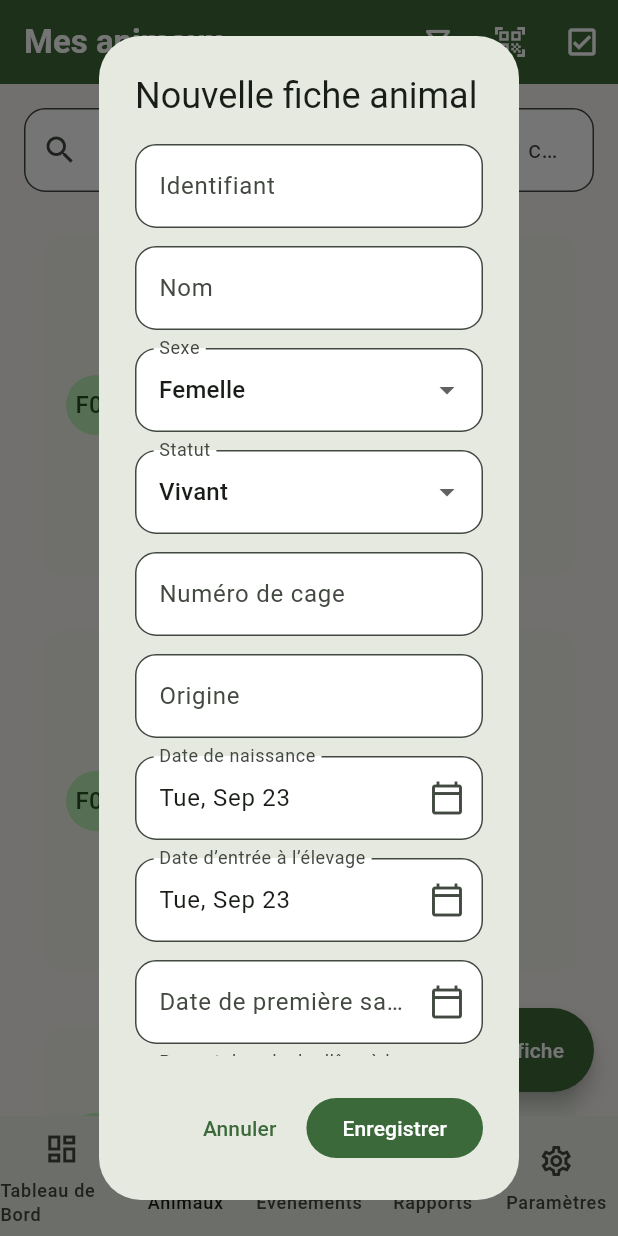
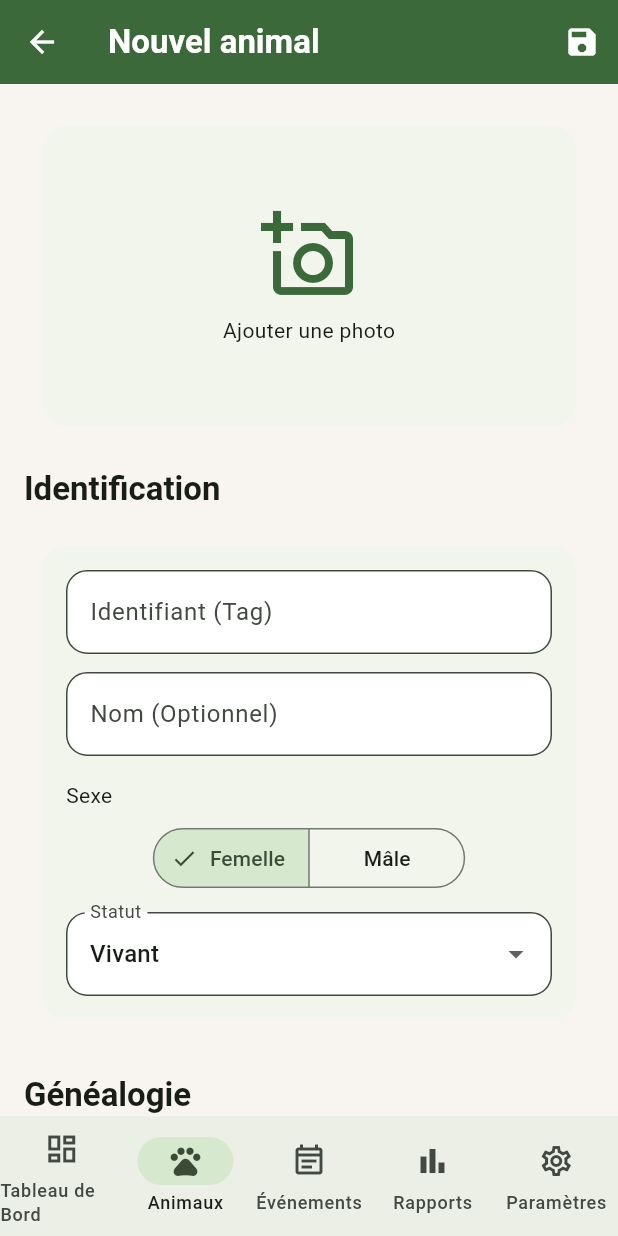
Before and after one commit to zidane123-web/Khodan, a Flutter app: the screen it shows once a user with an empty profile is signed in, item 2 of the bottom bar chosen, after a tap on "Nouvelle fiche", on a phone screen of 412 x 824 dp. Run offline on Flutter 3.47's test engine with Material 3 defaults, Android fonts, the light colour scheme and no system bars; our stand-ins replace equatable, fl_chart, flutter_bloc, go_router, image_picker, printing and 2 more; missing offline and left inert: mobile_scanner; accounts and stored records are empty.

Commit message:
Formulaire:Nouvelle fiche est amélioré

```diff
--- /dev/null
+++ b/lib/features/animals/presentation/screens/animal_form_screen.dart
@@ -0,0 +1,485 @@
+// lib/features/animals/presentation/screens/animal_form_screen.dart
+import 'dart:io';
+import 'package:flutter/material.dart';
+import 'package:flutter_bloc/flutter_bloc.dart';
+import 'package:image_picker/image_picker.dart';
+import '../../../../data/models/animal.dart';
+import '../cubit/animal_cubit.dart';
+
+class AnimalFormScreen extends StatefulWidget {
+  const AnimalFormScreen({super.key, this.animal});
+
+  final Animal? animal;
+
+  @override
+  State<AnimalFormScreen> createState() => _AnimalFormScreenState();
+}
+
+class _AnimalFormScreenState extends State<AnimalFormScreen> {
+  final _formKey = GlobalKey<FormState>();
+  late final TextEditingController _tagController;
+  late final TextEditingController _nameController;
+  late final TextEditingController _cageController;
+  late final TextEditingController _originController;
+
+  late String _selectedSex;
+  late String _selectedStatus;
+  DateTime? _birthDate;
+  DateTime? _entryDate;
+  DateTime? _firstBreedingDate;
+  String? _sireId;
+  String? _damId;
+  XFile? _imageFile;
+
+  @override
+  void initState() {
+    super.initState();
+    _initializeForm(widget.animal);
+  }
+
+  void _initializeForm(Animal? initial) {
+    _tagController = TextEditingController(text: initial?.tagId ?? '');
+    _nameController = TextEditingController(text: initial?.name ?? '');
+    _cageController = TextEditingController(text: initial?.cageNumber ?? '');
+    _originController = TextEditingController(text: initial?.origin ?? '');
+    _selectedSex = initial?.sex ?? 'Femelle';
+    _selectedStatus = initial?.status ?? 'Vivant';
+    _birthDate = initial?.birthDate ?? DateTime.now();
+    _entryDate = initial?.entryDate ?? DateTime.now();
+    _firstBreedingDate = initial?.firstBreedingDate;
+    _sireId = initial?.sireId;
+    _damId = initial?.damId;
+    _imageFile = initial?.imageUrl != null ? XFile(initial!.imageUrl!) : null;
+  }
+
+  @override
+  void dispose() {
+    _tagController.dispose();
+    _nameController.dispose();
+    _cageController.dispose();
+    _originController.dispose();
+    super.dispose();
+  }
+
+  Future<void> _pickImage() async {
+    final ImagePicker picker = ImagePicker();
+    final ImageSource? source = await showModalBottomSheet<ImageSource>(
+      context: context,
+      builder: (BuildContext context) => SafeArea(
+        child: Column(
+          mainAxisSize: MainAxisSize.min,
+          children: <Widget>[
+            ListTile(
+              leading: const Icon(Icons.photo_library),
+              title: const Text('Galerie'),
+              onTap: () => Navigator.of(context).pop(ImageSource.gallery),
+            ),
+            ListTile(
+              leading: const Icon(Icons.camera_alt),
+              title: const Text('Appareil photo'),
+              onTap: () => Navigator.of(context).pop(ImageSource.camera),
+            ),
+          ],
+        ),
+      ),
+    );
+
+    if (source != null) {
+      final XFile? pickedFile = await picker.pickImage(source: source);
+      if (pickedFile != null) {
+        setState(() {
+          _imageFile = pickedFile;
+        });
+      }
+    }
+  }
+
+  Animal? _submit() {
+    if (!_formKey.currentState!.validate()) {
+      return null;
+    }
+
+    // --- Date Validation ---
+    if (_entryDate!.isBefore(_birthDate!)) {
+      ScaffoldMessenger.of(context).showSnackBar(
+        const SnackBar(
+            content: Text(
+                "La date d'entrée ne peut pas être antérieure à la date de naissance.")),
+      );
+      return null;
+    }
+    if (_firstBreedingDate != null &&
+        _firstBreedingDate!.isBefore(_birthDate!)) {
+      ScaffoldMessenger.of(context).showSnackBar(
+        const SnackBar(
+            content: Text(
+                'La date de première saillie ne peut pas être antérieure à la date de naissance.')),
+      );
+      return null;
+    }
+
+    final Animal baseAnimal = widget.animal ??
+        Animal(
+          id: 'animal-${DateTime.now().millisecondsSinceEpoch}',
+          profileId: 'demo-profile', // This should be dynamic in a real app
+          speciesId: 1, // Default to rabbit for now
+          tagId: '',
+          birthDate: _birthDate!,
+          sex: _selectedSex,
+          status: _selectedStatus,
+        );
+
+    final Animal result = baseAnimal.copyWith(
+      tagId: _tagController.text.trim(),
+      name:
+          _nameController.text.trim().isEmpty ? null : _nameController.text.trim(),
+      sex: _selectedSex,
+      status: _selectedStatus,
+      birthDate: _birthDate,
+      entryDate: _entryDate,
+      firstBreedingDate: _firstBreedingDate,
+      cageNumber: _cageController.text.trim().isEmpty
+          ? null
+          : _cageController.text.trim(),
+      origin: _originController.text.trim().isEmpty
+          ? null
+          : _originController.text.trim(),
+      sireId: _sireId,
+      damId: _damId,
+      imageUrl: _imageFile?.path,
+    );
+
+    return result;
+  }
+
+  void _submitAndClose() {
+    final animal = _submit();
+    if (animal != null) {
+      Navigator.of(context).pop(animal);
+    }
+  }
+
+  void _submitAndReset() {
+    final animal = _submit();
+    if (animal != null) {
+      // Add the animal to the state via the cubit
+      if (widget.animal == null) {
+        context.read<AnimalCubit>().createAnimal(animal);
+      } else {
+        context.read<AnimalCubit>().updateAnimal(animal);
+      }
+
+      // Show a confirmation message
+      ScaffoldMessenger.of(context)
+        ..hideCurrentSnackBar()
+        ..showSnackBar(
+          SnackBar(content: Text('${animal.tagId} a été enregistré.')),
+        );
+
+      // Reset the form for a new entry
+      setState(() {
+        _formKey.currentState?.reset();
+        _initializeForm(null); // Reset all fields to default for a new animal
+      });
+    }
+  }
+
+  Future<void> _pickDate(
+      {required DateTime? initialDate,
+      required ValueChanged<DateTime> onSelected}) async {
+    final DateTime now = DateTime.now();
+    final DateTime? result = await showDatePicker(
+      context: context,
+      initialDate: initialDate ?? now,
+      firstDate: DateTime(now.year - 10),
+      lastDate: DateTime(now.year + 1),
+    );
+    if (result != null) {
+      setState(() {
+        onSelected(result);
+      });
+    }
+  }
+
+  @override
+  Widget build(BuildContext context) {
+    final bool isEditing = widget.animal != null;
+    final ThemeData theme = Theme.of(context);
+
+    final allAnimals = context.read<AnimalCubit>().state.allAnimals;
+    final males = allAnimals
+        .where((a) =>
+            a.sex.toLowerCase().contains('mâ') ||
+            a.sex.toLowerCase().contains('mal'))
+        .toList();
+    final females =
+        allAnimals.where((a) => a.sex.toLowerCase().contains('fem')).toList();
+
+    return Scaffold(
+      appBar: AppBar(
+        title: Text(isEditing ? 'Modifier la fiche' : 'Nouvel animal'),
+        actions: [
+          IconButton(
+            icon: const Icon(Icons.save),
+            tooltip: 'Enregistrer',
+            onPressed: _submitAndClose,
+          ),
+        ],
+      ),
+      body: Form(
+        key: _formKey,
+        child: ListView(
+          padding: const EdgeInsets.all(16),
+          children: <Widget>[
+            // --- Section Photo ---
+            GestureDetector(
+              onTap: _pickImage,
+              child: Card(
+                clipBehavior: Clip.antiAlias,
+                child: Container(
+                  height: 200,
+                  width: double.infinity,
+                  child: _imageFile != null
+                      ? Image.file(
+                          File(_imageFile!.path),
+                          fit: BoxFit.cover,
+                        )
+                      : Column(
+                          mainAxisAlignment: MainAxisAlignment.center,
+                          children: [
+                            Icon(Icons.add_a_photo_outlined,
+                                size: 64, color: theme.colorScheme.primary),
+                            const SizedBox(height: 8),
+                            const Text('Ajouter une photo'),
+                          ],
+                        ),
+                ),
+              ),
+            ),
+            const SizedBox(height: 16),
+
+            // --- Section Identification ---
+            Text('Identification', style: theme.textTheme.titleLarge),
+            const SizedBox(height: 12),
+            Card(
+              child: Padding(
+                padding: const EdgeInsets.all(16),
+                child: Column(
+                  children: [
+                    TextFormField(
+                      controller: _tagController,
+                      decoration:
+                          const InputDecoration(labelText: 'Identifiant (Tag)'),
+                      validator: (value) =>
+                          value?.isEmpty ?? true ? 'Champ obligatoire' : null,
+                    ),
+                    const SizedBox(height: 12),
+                    TextFormField(
+                      controller: _nameController,
+                      decoration:
+                          const InputDecoration(labelText: 'Nom (Optionnel)'),
+                    ),
+                    const SizedBox(height: 16),
+                    const Align(
+                      alignment: Alignment.centerLeft,
+                      child: Text('Sexe'),
+                    ),
+                    const SizedBox(height: 8),
+                    SegmentedButton<String>(
+                      segments: const [
+                        ButtonSegment(value: 'Femelle', label: Text('Femelle')),
+                        ButtonSegment(value: 'Mâle', label: Text('Mâle')),
+                      ],
+                      selected: {_selectedSex},
+                      onSelectionChanged: (Set<String> newSelection) {
+                        setState(() {
+                          _selectedSex = newSelection.first;
+                        });
+                      },
+                    ),
+                    const SizedBox(height: 12),
+                    DropdownButtonFormField<String>(
+                      value: _selectedStatus,
+                      decoration: const InputDecoration(labelText: 'Statut'),
+                      items: const [
+                        DropdownMenuItem(
+                            value: 'Vivant', child: Text('Vivant')),
+                        DropdownMenuItem(value: 'Vendu', child: Text('Vendu')),
+                        DropdownMenuItem(value: 'Mort', child: Text('Mort')),
+                        DropdownMenuItem(
+                            value: 'Réformé', child: Text('Réformé')),
+                      ],
+                      onChanged: (String? value) {
+                        if (value != null) {
+                          setState(() => _selectedStatus = value);
+                        }
+                      },
+                    ),
+                  ],
+                ),
+              ),
+            ),
+            const SizedBox(height: 24),
+
+            // --- Section Généalogie ---
+            Text('Généalogie', style: theme.textTheme.titleLarge),
+            const SizedBox(height: 12),
+            Card(
+              child: Padding(
+                padding: const EdgeInsets.all(16),
+                child: Column(
+                  children: [
+                    DropdownButtonFormField<String>(
+                      value: _sireId,
+                      decoration: const InputDecoration(labelText: 'Père (Sire)'),
+                      items: males
+                          .map((animal) => DropdownMenuItem(
+                              value: animal.id, child: Text(animal.tagId)))
+                          .toList(),
+                      onChanged: (value) => setState(() => _sireId = value),
+                    ),
+                    const SizedBox(height: 12),
+                    DropdownButtonFormField<String>(
+                      value: _damId,
+                      decoration: const InputDecoration(labelText: 'Mère (Dam)'),
+                      items: females
+                          .map((animal) => DropdownMenuItem(
+                              value: animal.id, child: Text(animal.tagId)))
+                          .toList(),
+                      onChanged: (value) => setState(() => _damId = value),
+                    ),
+                  ],
+                ),
+              ),
+            ),
+            const SizedBox(height: 24),
+
+            // --- Section Dates et Origine ---
+            Text('Dates et Origine', style: theme.textTheme.titleLarge),
+            const SizedBox(height: 12),
+            Card(
+              child: Padding(
+                padding: const EdgeInsets.all(16),
+                child: Column(
+                  children: [
+                    _DateField(
+                      label: 'Date de naissance',
+                      date: _birthDate,
+                      onTap: () => _pickDate(
+                        initialDate: _birthDate,
+                        onSelected: (date) => _birthDate = date,
+                      ),
+                      validator: (value) =>
+                          value == null ? 'Date obligatoire' : null,
+                    ),
+                    const SizedBox(height: 12),
+                    _DateField(
+                      label: "Date d'entrée",
+                      date: _entryDate,
+                      onTap: () => _pickDate(
+                        initialDate: _entryDate,
+                        onSelected: (date) => _entryDate = date,
+                      ),
+                      validator: (value) =>
+                          value == null ? 'Date obligatoire' : null,
+                    ),
+                    const SizedBox(height: 12),
+                    _DateField(
+                      label: 'Première saillie (Optionnel)',
+                      date: _firstBreedingDate,
+                      onTap: () => _pickDate(
+                        initialDate: _firstBreedingDate,
+                        onSelected: (date) => _firstBreedingDate = date,
+                      ),
+                      validator: (_) => null, // Not required
+                    ),
+                     const SizedBox(height: 12),
+                    TextFormField(
+                      controller: _originController,
+                      decoration:
+                          const InputDecoration(labelText: 'Origine (Optionnel)'),
+                    ),
+                    const SizedBox(height: 12),
+                    TextFormField(
+                      controller: _cageController,
+                      decoration:
+                          const InputDecoration(labelText: 'Cage (Optionnel)'),
+                    ),
+                  ],
+                ),
+              ),
+            ),
+            const SizedBox(height: 24),
+
+            // --- Section Actions ---
+            if (!isEditing) // Show only on new animal screen
+              Row(
+                children: [
+                  Expanded(
+                    child: OutlinedButton.icon(
+                      icon: const Icon(Icons.add),
+                      onPressed: _submitAndReset,
+                      label: const Text('Enregistrer et Ajouter'),
+                    ),
+                  ),
+                  const SizedBox(width: 16),
+                  Expanded(
+                    child: FilledButton(
+                      onPressed: _submitAndClose,
+                      child: const Text('Enregistrer'),
+                    ),
+                  ),
+                ],
+              )
+            else
+              SizedBox(
+                width: double.infinity,
+                child: FilledButton(
+                  onPressed: _submitAndClose,
+                  child: const Text('Enregistrer les modifications'),
+                ),
+              ),
+          ],
+        ),
+      ),
+    );
+  }
+}
+
+// Helper widget for date fields to avoid repetition
+class _DateField extends StatelessWidget {
+  const _DateField({
+    required this.label,
+    required this.date,
+    required this.onTap,
+    this.validator,
+  });
+
+  final String label;
+  final DateTime? date;
+  final VoidCallback onTap;
+  final FormFieldValidator<DateTime?>? validator;
+
+  @override
+  Widget build(BuildContext context) {
+    final MaterialLocalizations localizations =
+        MaterialLocalizations.of(context);
+    return TextFormField(
+      readOnly: true,
+      controller: TextEditingController(
+        text: date != null ? localizations.formatMediumDate(date!) : '',
+      ),
+      decoration: InputDecoration(
+        labelText: label,
+        suffixIcon: const Icon(Icons.calendar_today_outlined),
+      ),
+      onTap: onTap,
+      validator: (value) {
+        if (validator != null) {
+          return validator!(date);
+        }
+        return null;
+      },
+    );
+  }
+}
--- a/lib/features/animals/presentation/screens/animal_list_screen.dart
+++ b/lib/features/animals/presentation/screens/animal_list_screen.dart
@@ -1,3 +1,4 @@
+// lib/features/animals/presentation/screens/animal_list_screen.dart
 import 'package:flutter/material.dart';
 import 'package:flutter_bloc/flutter_bloc.dart';
 
@@ -11,8 +12,8 @@ import '../../../events/presentation/widgets/batch_event_form_dialog.dart';
 import '../../../events/presentation/widgets/breeding_record_form.dart';
 import '../cubit/animal_cubit.dart';
 import '../widgets/animal_card.dart';
-import '../widgets/animal_form_dialog.dart';
 import 'animal_detail_screen.dart';
+import 'animal_form_screen.dart';
 import 'scan_animal_screen.dart';
 
 class AnimalListScreen extends StatelessWidget {
@@ -94,12 +95,21 @@ class _AnimalListViewState extends State<_AnimalListView> {
   }
 
   Future<void> _createAnimal() async {
-    final Animal? newAnimal = await AnimalFormDialog.show(context);
+    // Pass the cubit to the new screen
+    final newAnimal = await Navigator.of(context).push<Animal>(
+      MaterialPageRoute(
+        builder: (_) => BlocProvider.value(
+          value: context.read<AnimalCubit>(),
+          child: const AnimalFormScreen(),
+        ),
+      ),
+    );
+
     if (newAnimal != null && mounted) {
-      await context.read<AnimalCubit>().createAnimal(newAnimal);
-      if (!mounted) {
-        return;
-      }
+      // The create logic is now handled inside the form screen
+      // So we just refresh the list
+      await context.read<AnimalCubit>().fetchAnimals();
+      if (!mounted) return;
       ScaffoldMessenger.of(context).showSnackBar(
         const SnackBar(content: Text('Fiche animal créée.')),
       );
@@ -172,13 +182,20 @@ class _AnimalListViewState extends State<_AnimalListView> {
   }
 
   Future<void> _editAnimal(Animal animal) async {
-    final Animal? updated =
-        await AnimalFormDialog.show(context, initial: animal);
-    if (updated != null && mounted) {
-      await context.read<AnimalCubit>().updateAnimal(updated);
-      if (!mounted) {
-        return;
-      }
+    // Pass the cubit to the new screen
+    final updatedAnimal = await Navigator.of(context).push<Animal>(
+      MaterialPageRoute(
+        builder: (_) => BlocProvider.value(
+          value: context.read<AnimalCubit>(),
+          child: AnimalFormScreen(animal: animal),
+        ),
+      ),
+    );
+    if (updatedAnimal != null && mounted) {
+      // The update logic is now handled inside the form screen
+      // So we just refresh the list
+      await context.read<AnimalCubit>().fetchAnimals();
+      if (!mounted) return;
       ScaffoldMessenger.of(context).showSnackBar(
         const SnackBar(content: Text('Fiche animal mise à jour.')),
       );
--- a/lib/main.dart
+++ b/lib/main.dart
@@ -2,6 +2,7 @@
 import 'package:flutter/material.dart';
 import 'package:flutter_bloc/flutter_bloc.dart';
 import 'package:supabase_flutter/supabase_flutter.dart';
+import 'package:flutter_localizations/flutter_localizations.dart'; // <-- 1. IMPORTATION AJOUTÉE
 
 import 'app/config/router.dart';
 import 'app/config/theme.dart';
@@ -42,6 +43,18 @@ class KhodanApp extends StatelessWidget {
         theme: buildKhodanTheme(),
         routerConfig: KhodanRouter().router,
         debugShowCheckedModeBanner: false,
+
+        // --- 2. CONFIGURATION DE LA LOCALISATION AJOUTÉE ---
+        localizationsDelegates: const [
+          GlobalMaterialLocalizations.delegate,
+          GlobalWidgetsLocalizations.delegate,
+          GlobalCupertinoLocalizations.delegate,
+        ],
+        supportedLocales: const [
+          Locale('fr', ''), // Français
+          // Ajoutez d'autres langues ici si nécessaire
+        ],
+        // ----------------------------------------------------
       ),
     );
   }
```
Also changed, not shown: pubspec.yaml (+5 -3 lines), pubspec.lock.
